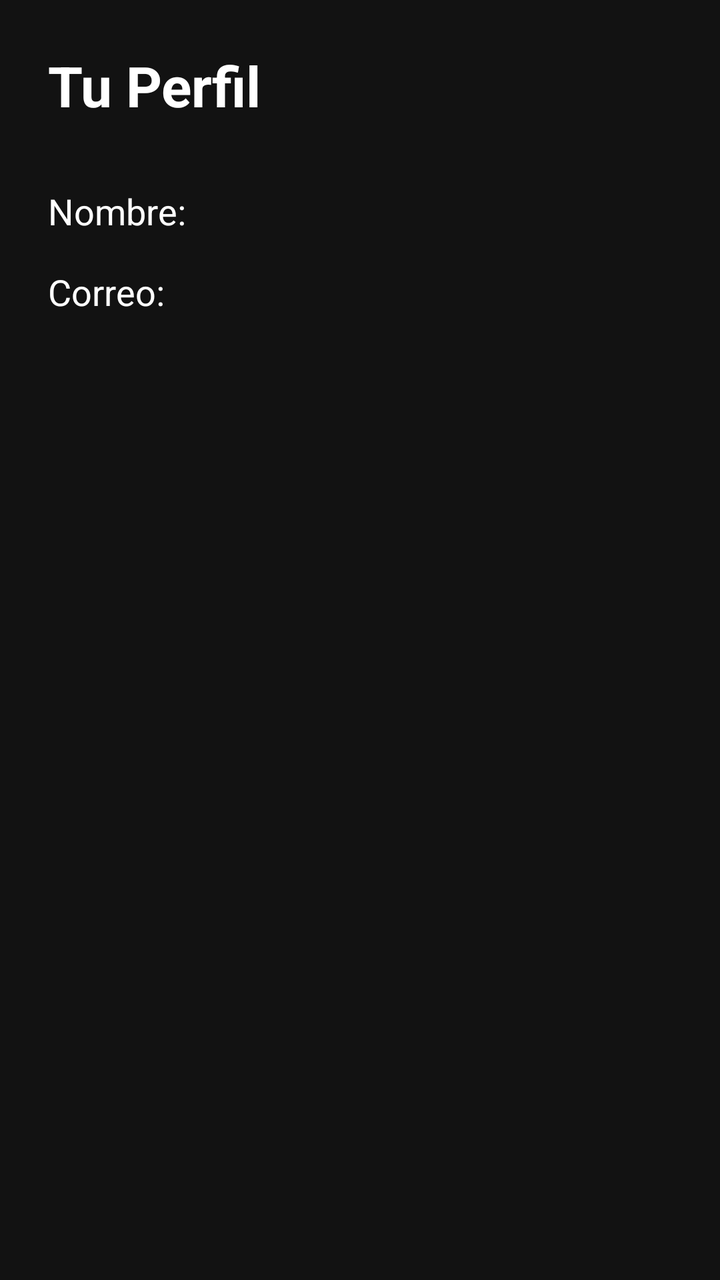
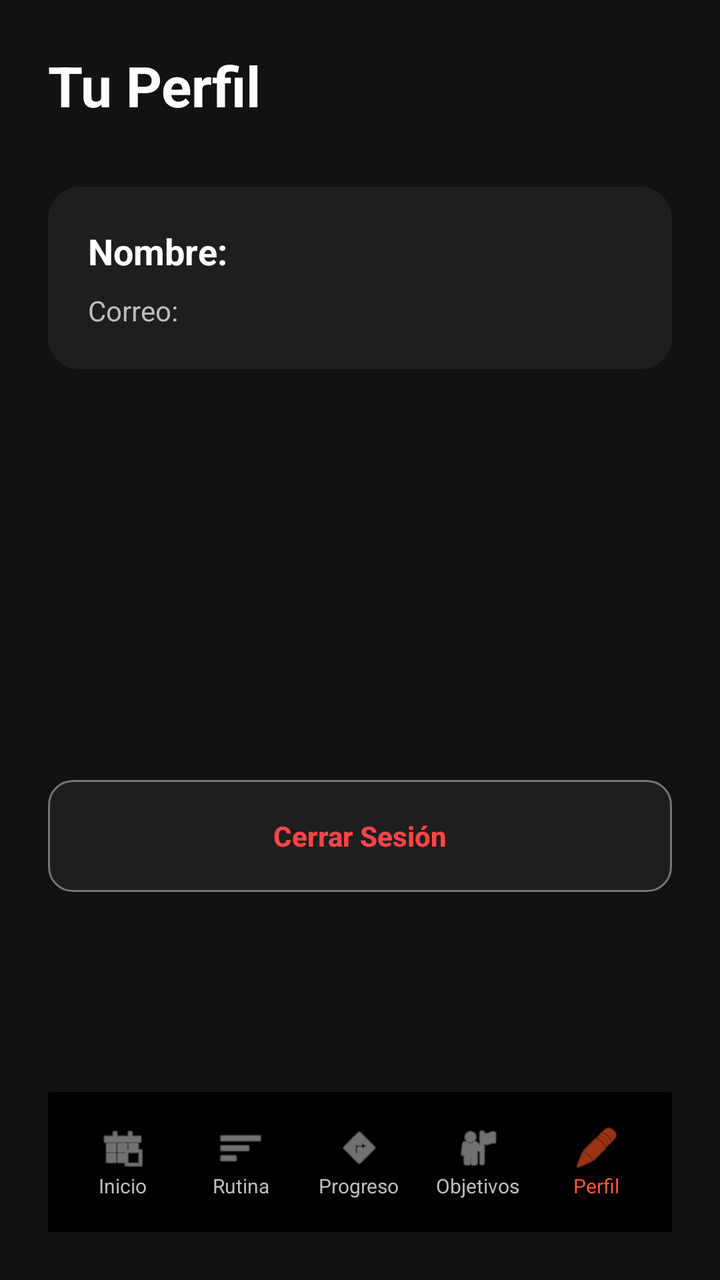

An Android layout rendered at two revisions. The XML below is the earlier revision; the diff shows what the commit changed to produce the second picture.
<!-- AndroidManifest.xml: application theme Theme.GymTrackMovil -->
<!-- res/layout/activity_profile.xml -->
<?xml version="1.0" encoding="utf-8"?>
<androidx.constraintlayout.widget.ConstraintLayout xmlns:android="http://schemas.android.com/apk/res/android"
    xmlns:app="http://schemas.android.com/apk/res-auto"
    android:layout_width="match_parent"
    android:layout_height="match_parent"
    android:background="@color/dark_background"
    android:padding="24dp">

    <TextView
        android:id="@+id/tvProfileTitle"
        android:layout_width="wrap_content"
        android:layout_height="wrap_content"
        android:text="Tu Perfil"
        android:textColor="@color/white"
        android:textSize="28sp"
        android:textStyle="bold"
        app:layout_constraintTop_toTopOf="parent"
        app:layout_constraintStart_toStartOf="parent" />

    <TextView
        android:id="@+id/tvProfileName"
        android:layout_width="wrap_content"
        android:layout_height="wrap_content"
        android:layout_marginTop="32dp"
        android:text="Nombre: "
        android:textColor="@color/white"
        android:textSize="18sp"
        app:layout_constraintTop_toBottomOf="@id/tvProfileTitle"
        app:layout_constraintStart_toStartOf="parent" />

    <TextView
        android:id="@+id/tvProfileEmail"
        android:layout_width="wrap_content"
        android:layout_height="wrap_content"
        android:layout_marginTop="16dp"
        android:text="Correo: "
        android:textColor="@color/white"
        android:textSize="18sp"
        app:layout_constraintTop_toBottomOf="@id/tvProfileName"
        app:layout_constraintStart_toStartOf="parent" />

</androidx.constraintlayout.widget.ConstraintLayout>
<!-- resources referenced by this layout -->
<resources>
  <color name="dark_background">#121212</color>
  <color name="white">#FFFFFFFF</color>
  <style name="Theme.GymTrackMovil" parent="Base.Theme.GymTrackMovil" />
  <style name="Base.Theme.GymTrackMovil" parent="Theme.Material3.DayNight.NoActionBar">
          
          <item name="colorPrimary">@color/orange_primary</item>
          <item name="colorSecondary">@color/white</item>
          <item name="android:windowBackground">@color/dark_background</item>
          <item name="android:textColorPrimary">@color/text_primary</item>
          <item name="android:textColorSecondary">@color/text_secondary</item>
          <item name="android:statusBarColor">@color/dark_background</item>
      </style>
  <color name="orange_primary">#FF5722</color>
  <color name="text_primary">#FFFFFF</color>
  <color name="text_secondary">#BDBDBD</color>
</resources>

<!-- the commit's change to res/layout/activity_profile.xml (unified diff, before → after) -->
@@ -17,26 +17,84 @@
         app:layout_constraintTop_toTopOf="parent"
         app:layout_constraintStart_toStartOf="parent" />
 
-    <TextView
-        android:id="@+id/tvProfileName"
-        android:layout_width="wrap_content"
+    
+    <LinearLayout
+        android:layout_width="match_parent"
         android:layout_height="wrap_content"
         android:layout_marginTop="32dp"
-        android:text="Nombre: "
-        android:textColor="@color/white"
-        android:textSize="18sp"
-        app:layout_constraintTop_toBottomOf="@id/tvProfileTitle"
-        app:layout_constraintStart_toStartOf="parent" />
+        android:background="@drawable/card_bg"
+        android:orientation="vertical"
+        android:padding="20dp"
+        app:layout_constraintTop_toBottomOf="@id/tvProfileTitle">
 
-    <TextView
-        android:id="@+id/tvProfileEmail"
-        android:layout_width="wrap_content"
-        android:layout_height="wrap_content"
-        android:layout_marginTop="16dp"
-        android:text="Correo: "
-        android:textColor="@color/white"
-        android:textSize="18sp"
-        app:layout_constraintTop_toBottomOf="@id/tvProfileName"
-        app:layout_constraintStart_toStartOf="parent" />
+        <TextView
+            android:id="@+id/tvProfileName"
+            android:layout_width="wrap_content"
+            android:layout_height="wrap_content"
+            android:text="Nombre: "
+            android:textColor="@color/white"
+            android:textSize="18sp"
+            android:textStyle="bold" />
+
+        <TextView
+            android:id="@+id/tvProfileEmail"
+            android:layout_width="wrap_content"
+            android:layout_height="wrap_content"
+            android:layout_marginTop="8dp"
+            android:text="Correo: "
+            android:textColor="@color/text_secondary"
+            android:textSize="14sp" />
+    </LinearLayout>
+
+    <androidx.appcompat.widget.AppCompatButton
+        android:id="@+id/btnLogout"
+        android:layout_width="match_parent"
+        android:layout_height="56dp"
+        android:layout_marginBottom="100dp"
+        android:background="@drawable/edittext_bg"
+        android:text="Cerrar Sesión"
+        android:textAllCaps="false"
+        android:textColor="#FF4444"
+        android:textStyle="bold"
+        app:layout_constraintBottom_toTopOf="@+id/bottomNav" />
+
+    
+    <LinearLayout
+        android:id="@+id/bottomNav"
+        android:layout_width="match_parent"
+        android:layout_height="70dp"
+        android:background="@color/black"
+        android:elevation="8dp"
+        android:orientation="horizontal"
+        android:padding="8dp"
+        app:layout_constraintBottom_toBottomOf="parent"
+        app:layout_constraintEnd_toEndOf="parent"
+        app:layout_constraintStart_toStartOf="parent">
+
+        <LinearLayout android:id="@+id/navHome" android:layout_width="0dp" android:layout_height="match_parent" android:layout_weight="1" android:gravity="center" android:orientation="vertical">
+            <ImageView android:layout_width="24dp" android:layout_height="24dp" android:src="@android:drawable/ic_menu_today" android:tint="@color/text_secondary"/>
+            <TextView android:layout_width="wrap_content" android:layout_height="wrap_content" android:text="Inicio" android:textColor="@color/text_secondary" android:textSize="10sp"/>
+        </LinearLayout>
+
+        <LinearLayout android:id="@+id/navRoutine" android:layout_width="0dp" android:layout_height="match_parent" android:layout_weight="1" android:gravity="center" android:orientation="vertical">
+            <ImageView android:layout_width="24dp" android:layout_height="24dp" android:src="@android:drawable/ic_menu_sort_by_size" android:tint="@color/text_secondary"/>
+            <TextView android:layout_width="wrap_content" android:layout_height="wrap_content" android:text="Rutina" android:textColor="@color/text_secondary" android:textSize="10sp"/>
+        </LinearLayout>
+
+        <LinearLayout android:id="@+id/navProgress" android:layout_width="0dp" android:layout_height="match_parent" android:layout_weight="1" android:gravity="center" android:orientation="vertical">
+            <ImageView android:layout_width="24dp" android:layout_height="24dp" android:src="@android:drawable/ic_menu_directions" android:tint="@color/text_secondary"/>
+            <TextView android:layout_width="wrap_content" android:layout_height="wrap_content" android:text="Progreso" android:textColor="@color/text_secondary" android:textSize="10sp"/>
+        </LinearLayout>
+
+        <LinearLayout android:id="@+id/navGoals" android:layout_width="0dp" android:layout_height="match_parent" android:layout_weight="1" android:gravity="center" android:orientation="vertical">
+            <ImageView android:layout_width="24dp" android:layout_height="24dp" android:src="@android:drawable/ic_menu_myplaces" android:tint="@color/text_secondary"/>
+            <TextView android:layout_width="wrap_content" android:layout_height="wrap_content" android:text="Objetivos" android:textColor="@color/text_secondary" android:textSize="10sp"/>
+        </LinearLayout>
+
+        <LinearLayout android:id="@+id/navProfile" android:layout_width="0dp" android:layout_height="match_parent" android:layout_weight="1" android:gravity="center" android:orientation="vertical">
+            <ImageView android:layout_width="24dp" android:layout_height="24dp" android:src="@android:drawable/ic_menu_edit" android:tint="@color/orange_primary"/>
+            <TextView android:layout_width="wrap_content" android:layout_height="wrap_content" android:text="Perfil" android:textColor="@color/orange_primary" android:textSize="10sp"/>
+        </LinearLayout>
+    </LinearLayout>
 
 </androidx.constraintlayout.widget.ConstraintLayout>
<!-- resource entries referenced after the edit -->
@@ -1,8 +1,33 @@
 <!-- resources referenced by this layout -->
 <resources>
+  <color name="black">#FF000000</color>
   <color name="dark_background">#121212</color>
+  <color name="orange_primary">#FF5722</color>
+  <color name="text_secondary">#BDBDBD</color>
   <color name="white">#FFFFFFFF</color>
+  <!-- drawable card_bg (drawable) -->
+  <?xml version="1.0" encoding="utf-8"?>
+  <shape xmlns:android="http://schemas.android.com/apk/res/android">
+      <solid android:color="@color/dark_surface" />
+      <corners android:radius="16dp" />
+  </shape>
+  <!-- drawable edittext_bg (drawable) -->
+  <?xml version="1.0" encoding="utf-8"?>
+  <shape xmlns:android="http://schemas.android.com/apk/res/android">
+      <solid android:color="@color/dark_surface" />
+      <stroke
+          android:width="1dp"
+          android:color="@color/text_hint" />
+      <corners android:radius="12dp" />
+      <padding
+          android:left="16dp"
+          android:right="16dp"
+          android:top="12dp"
+          android:bottom="12dp" />
+  </shape>
   <style name="Theme.GymTrackMovil" parent="Base.Theme.GymTrackMovil" />
+  <color name="dark_surface">#1E1E1E</color>
+  <color name="text_hint">#757575</color>
   <style name="Base.Theme.GymTrackMovil" parent="Theme.Material3.DayNight.NoActionBar">
           
           <item name="colorPrimary">@color/orange_primary</item>
@@ -12,8 +37,6 @@
           <item name="android:textColorSecondary">@color/text_secondary</item>
           <item name="android:statusBarColor">@color/dark_background</item>
       </style>
-  <color name="orange_primary">#FF5722</color>
   <color name="text_primary">#FFFFFF</color>
-  <color name="text_secondary">#BDBDBD</color>
 </resources>
 
